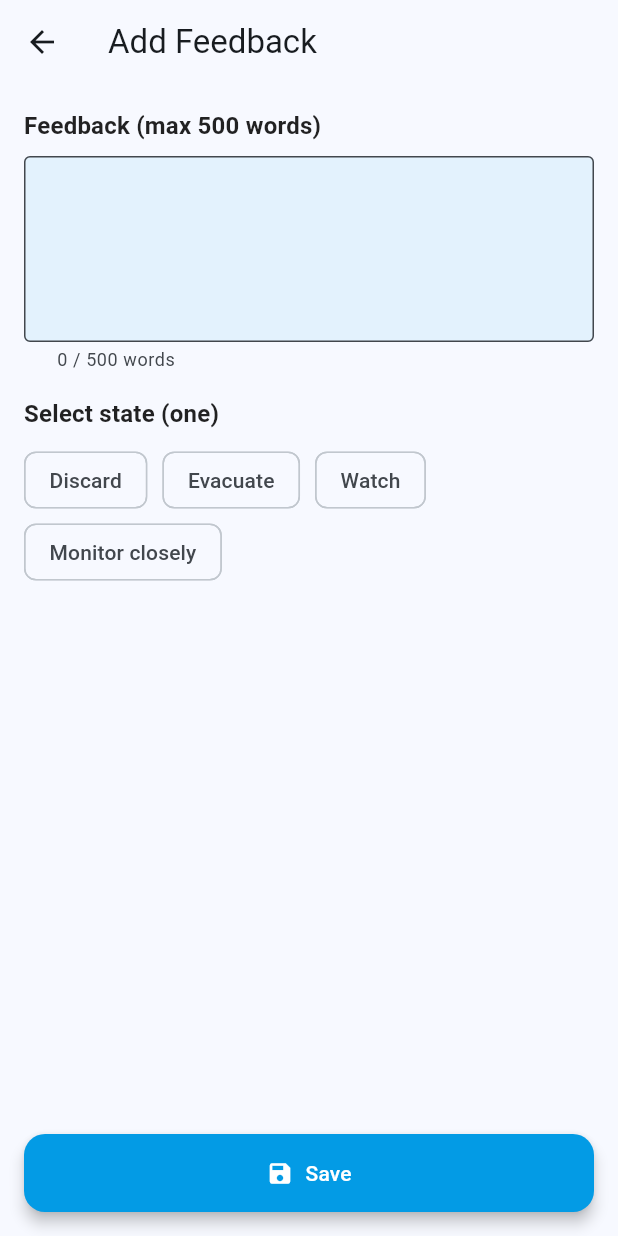
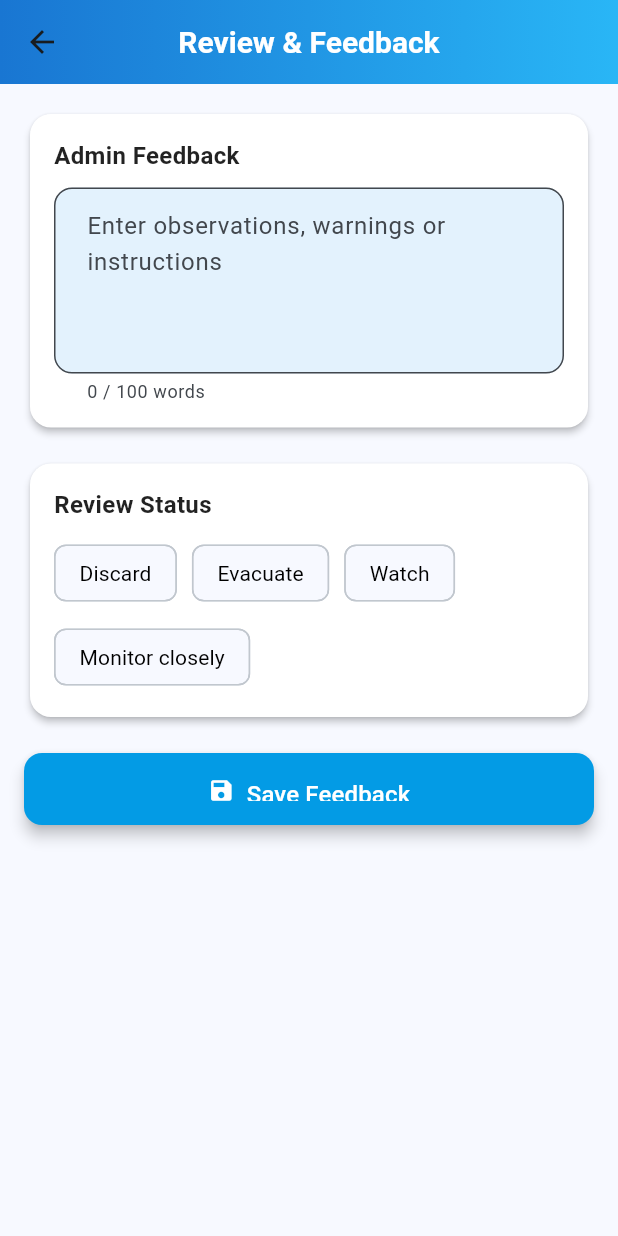
Before and after one commit to udayaKavinda/disaster_management, a Flutter app: the ReportFeedbackPage screen opened directly with empty values, on a phone screen of 412 x 824 dp. Run offline on Flutter 3.47's test engine with Material 3 defaults, Android fonts, the phone set to English and light mode, and no system bars; our stand-ins replace connectivity_plus, flutter_animate, flutter_image_compress, flutter_secure_storage, geolocator, google_fonts and 1 more; missing offline and left inert: fuzzywuzzy, jwt_decode; accounts and stored records are empty; network calls fail.

Commit message:
report detail page before update

```diff
--- a/lib/models/user.dart
+++ b/lib/models/user.dart
@@ -22,6 +22,7 @@ class User {
   }
 
   bool get emptyFields => title == null || title!.isEmpty;
+  bool get isAdmin => role != null && role!.isNotEmpty && role!.toLowerCase() == "admin";
 
   Map<String, dynamic> toJson() => {
     'id': id,
--- a/lib/pages/home_page.dart
+++ b/lib/pages/home_page.dart
@@ -2,12 +2,32 @@
 // lib/main.dart
 import 'package:disaster_management/pages/report_form_page.dart';
 import 'package:disaster_management/pages/view_reports_page_admin.dart';
+import 'package:disaster_management/pages/view_reports_page.dart';
+import 'package:disaster_management/services/auth_service.dart';
 import 'package:flutter/material.dart';
 import 'package:flutter/services.dart';
 import 'package:flutter_animate/flutter_animate.dart';
 
 class HomePage extends StatelessWidget {
   const HomePage({super.key});
+
+  Future<void> _navigateToReports(BuildContext context) async {
+    final user = await AuthService.getCurrentUser();
+
+    if (!context.mounted) return;
+
+    if (user?.isAdmin ?? false) {
+      Navigator.push(
+        context,
+        MaterialPageRoute(builder: (_) => const ViewReportsPageAdmin()),
+      );
+    } else {
+      Navigator.push(
+        context,
+        MaterialPageRoute(builder: (_) => const ViewReportsPage()),
+      );
+    }
+  }
 
   Widget _menuCardButton({
     required BuildContext context,
@@ -130,12 +150,7 @@ class HomePage extends StatelessWidget {
                 icon: Icons.map_outlined,
                 label: 'View Reports',
                 gradient: [Colors.indigo.shade400, Colors.indigo.shade600],
-                onTap: () => Navigator.push(
-                  context,
-                  MaterialPageRoute(
-                    builder: (_) => const ViewReportsPageAdmin(),
-                  ),
-                ),
+                onTap: () => _navigateToReports(context),
               ),
 
               const SizedBox(height: 20),
--- a/lib/pages/report_feedback_page.dart
+++ b/lib/pages/report_feedback_page.dart
@@ -17,6 +17,7 @@ class ReportFeedbackPage extends StatefulWidget {
 
 class _ReportFeedbackPageState extends State<ReportFeedbackPage> {
   final TextEditingController _feedbackCtrl = TextEditingController();
+
   final List<String> _statuses = [
     'Discard',
     'Evacuate',
@@ -43,9 +44,7 @@ class _ReportFeedbackPageState extends State<ReportFeedbackPage> {
   }
 
   int _wordCount(String text) {
-    return text.trim().isEmpty
-        ? 0
-        : text.trim().split(RegExp(r'\s+')).where((w) => w.isNotEmpty).length;
+    return text.trim().isEmpty ? 0 : text.trim().split(RegExp(r'\s+')).length;
   }
 
   Future<void> _submit() async {
@@ -53,12 +52,12 @@ class _ReportFeedbackPageState extends State<ReportFeedbackPage> {
     final words = _wordCount(feedback);
 
     if (_selected == null) {
-      setState(() => _error = 'Select a state');
+      setState(() => _error = 'Please select a review status');
       return;
     }
 
-    if (words > 500) {
-      setState(() => _error = 'Feedback must be 500 words or less');
+    if (words > 100) {
+      setState(() => _error = 'Feedback must be 100 words or less');
       return;
     }
 
@@ -89,66 +88,155 @@ class _ReportFeedbackPageState extends State<ReportFeedbackPage> {
     final words = _wordCount(_feedbackCtrl.text);
 
     return Scaffold(
-      appBar: AppBar(title: const Text('Add Feedback')),
-      body: Padding(
+      appBar: _styledAppBar(),
+      body: ListView(
+        padding: const EdgeInsets.all(16),
+        children: [
+          /// ---------------- Feedback Card ----------------
+          Card(
+            elevation: 2,
+            shape: RoundedRectangleBorder(
+              borderRadius: BorderRadius.circular(14),
+            ),
+            child: Padding(
               padding: const EdgeInsets.all(16),
               child: Column(
                 crossAxisAlignment: CrossAxisAlignment.start,
                 children: [
-            Text(
-              'Feedback (max 500 words)',
-              style: Theme.of(context).textTheme.titleMedium,
+                  const Text(
+                    "Admin Feedback",
+                    style: TextStyle(fontSize: 16, fontWeight: FontWeight.bold),
                   ),
-            const SizedBox(height: 8),
+                  const SizedBox(height: 10),
                   TextField(
                     controller: _feedbackCtrl,
                     maxLines: 6,
                     minLines: 4,
                     decoration: InputDecoration(
-                border: const OutlineInputBorder(),
-                helperText: '$words / 500 words',
+                      hintText: "Enter observations, warnings or instructions",
+                      border: OutlineInputBorder(
+                        borderRadius: BorderRadius.circular(12),
+                      ),
+                      helperText: '$words / 100 words',
                     ),
                   ),
+                ],
+              ),
+            ),
+          ),
+
           const SizedBox(height: 16),
-            Text(
-              'Select state (one)',
-              style: Theme.of(context).textTheme.titleMedium,
+
+          /// ---------------- Status Card ----------------
+          Card(
+            elevation: 2,
+            shape: RoundedRectangleBorder(
+              borderRadius: BorderRadius.circular(14),
             ),
-            const SizedBox(height: 8),
+            child: Padding(
+              padding: const EdgeInsets.all(16),
+              child: Column(
+                crossAxisAlignment: CrossAxisAlignment.start,
+                children: [
+                  const Text(
+                    "Review Status",
+                    style: TextStyle(fontSize: 16, fontWeight: FontWeight.bold),
+                  ),
+                  const SizedBox(height: 10),
                   Wrap(
                     spacing: 10,
+                    runSpacing: 8,
                     children: _statuses.map((status) {
                       final selected = _selected == status;
                       return ChoiceChip(
                         label: Text(status),
                         selected: selected,
+                        selectedColor: _statusColor(status),
+                        labelStyle: TextStyle(
+                          color: selected ? Colors.white : Colors.black,
+                          fontWeight: selected
+                              ? FontWeight.bold
+                              : FontWeight.normal,
+                        ),
                         onSelected: (_) => setState(() => _selected = status),
                       );
                     }).toList(),
                   ),
-            const Spacer(),
+                ],
+              ),
+            ),
+          ),
+
+          const SizedBox(height: 20),
+
+          /// ---------------- Error ----------------
           if (_error != null)
             Padding(
-                padding: const EdgeInsets.only(bottom: 8),
+              padding: const EdgeInsets.only(bottom: 10),
               child: Text(_error!, style: const TextStyle(color: Colors.red)),
             ),
+
+          /// ---------------- Save Button ----------------
           SizedBox(
-              width: double.infinity,
+            height: 48,
             child: ElevatedButton.icon(
+              style: ElevatedButton.styleFrom(
+                shape: RoundedRectangleBorder(
+                  borderRadius: BorderRadius.circular(12),
+                ),
+              ),
               onPressed: _submitting ? null : _submit,
               icon: _submitting
                   ? const SizedBox(
                       height: 16,
                       width: 16,
-                        child: CircularProgressIndicator(strokeWidth: 2),
+                      child: CircularProgressIndicator(
+                        strokeWidth: 2,
+                        color: Colors.white,
+                      ),
                     )
                   : const Icon(Icons.save),
-                label: const Text('Save'),
+              label: const Text(
+                "Save Feedback",
+                style: TextStyle(fontSize: 16),
+              ),
             ),
           ),
         ],
       ),
+    );
+  }
+
+  /// ---------------- Styled AppBar ----------------
+  AppBar _styledAppBar() {
+    return AppBar(
+      elevation: 4,
+      centerTitle: true,
+      flexibleSpace: Container(
+        decoration: BoxDecoration(
+          gradient: LinearGradient(
+            colors: [Colors.blue.shade700, Colors.lightBlue.shade400],
+          ),
+        ),
+      ),
+      title: const Text(
+        "Review & Feedback",
+        style: TextStyle(
+          fontSize: 20,
+          fontWeight: FontWeight.bold,
+          color: Colors.white,
+        ),
       ),
     );
   }
+
+  /// ---------------- Status Colors ----------------
+  Color _statusColor(String status) {
+    final s = status.toLowerCase();
+    if (s.contains('evacuate')) return Colors.deepOrange;
+    if (s.contains('discard')) return Colors.red;
+    if (s.contains('watch')) return Colors.amber;
+    if (s.contains('monitor')) return Colors.blue;
+    return Colors.grey;
   }
+}
```
Lines whose indentation alone changed are shown as unchanged.
